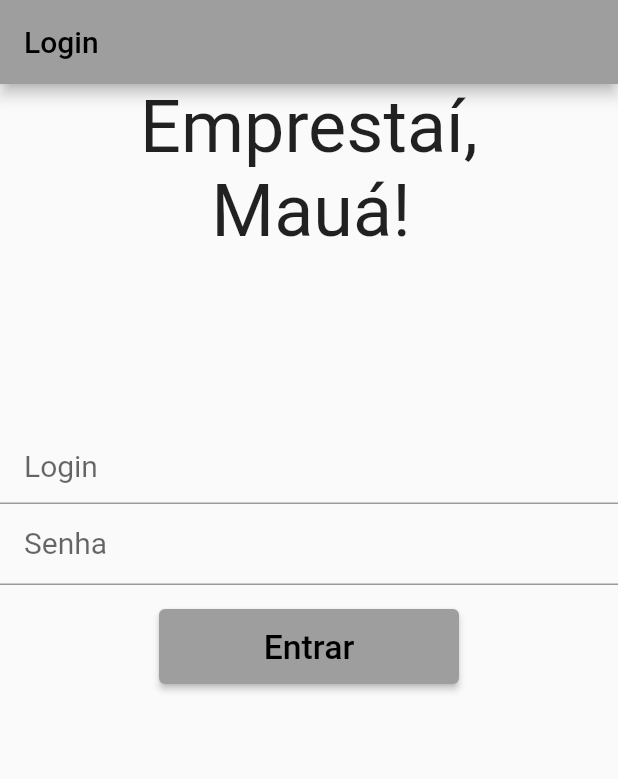
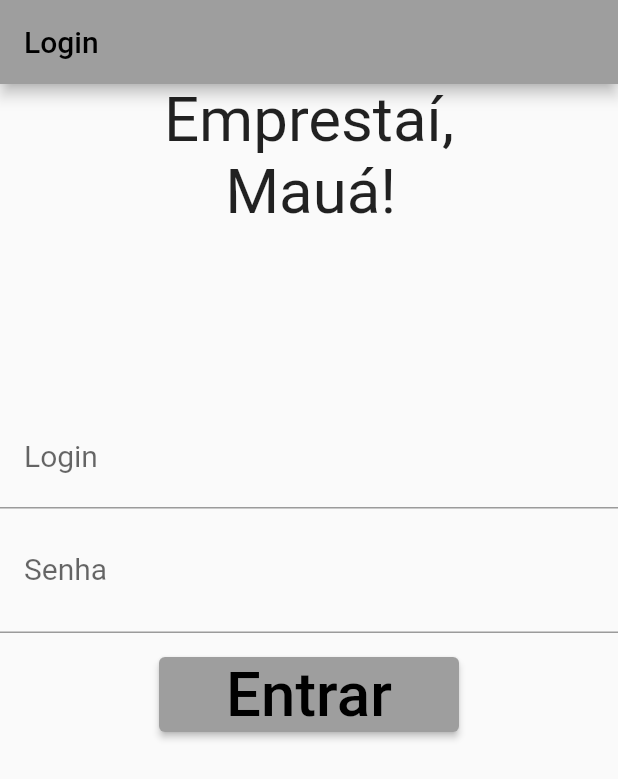
Before and after one commit to dhuzika/emprestai-maua-app, a Flutter app: the screen it shows after launch, on a phone screen of 412 x 824 dp. Shown: the top 779 px of the screen. Run offline on Flutter 3.47's test engine with Material 2 defaults, Android fonts, the phone set to English and light mode, and no system bars; our stand-ins replace qr_flutter; missing offline and left inert: dart:ffi.

Commit message:
tamanho fonte tela

```diff
--- a/lib/pages/login.dart
+++ b/lib/pages/login.dart
@@ -13,6 +13,14 @@ class _LoginPageState extends State<LoginPage> {
   String? get username => _username;
   String? _password;
 
+  double _getFontSize(BuildContext context) {
+    // Obter o tamanho da tela do dispositivo
+    final Size screenSize = MediaQuery.of(context).size;
+
+    // Calcular o tamanho da fonte com base no tamanho da tela
+    return screenSize.width * 0.1;
+  }
+
   @override
   Widget build(BuildContext context) {
     return Scaffold(
@@ -26,10 +34,10 @@ class _LoginPageState extends State<LoginPage> {
             mainAxisAlignment: MainAxisAlignment.start,
             children: <Widget>[
               Container(
-                padding: EdgeInsets.only(top: 0.0, bottom: 120.0),
+                padding: EdgeInsets.only(top: 0, bottom: 120.0),
                 child: Text(
                   'Emprestaí,\n    Mauá!',
-                  style: TextStyle(fontSize: 48.0),
+                  style: TextStyle(fontSize: _getFontSize(context)),
                 ),
               ),
               TextFormField(
@@ -41,6 +49,7 @@ class _LoginPageState extends State<LoginPage> {
                 },
                 textInputAction: TextInputAction.next,
                 onSaved: (value) => _username = value,
+                style: TextStyle(fontSize: _getFontSize(context)),
                 decoration: InputDecoration(
                     contentPadding: EdgeInsets.only(left: 16.0),
                     labelText: 'Login',
@@ -56,6 +65,7 @@ class _LoginPageState extends State<LoginPage> {
                   return null;
                 },
                 onSaved: (value) => _password = value,
+                style: TextStyle(fontSize: _getFontSize(context)),
                 decoration: InputDecoration(
                     contentPadding: EdgeInsets.only(left: 16.0, top: 16.0),
                     labelText: 'Senha',
@@ -75,7 +85,8 @@ class _LoginPageState extends State<LoginPage> {
                       );
                     }
                   },
-                  child: Text('Entrar', style: TextStyle(fontSize: 22.5)),
+                  child: Text('Entrar',
+                      style: TextStyle(fontSize: _getFontSize(context))),
                   style: ButtonStyle(
                     minimumSize: MaterialStateProperty.all(Size(200, 50)),
                   )),
```
